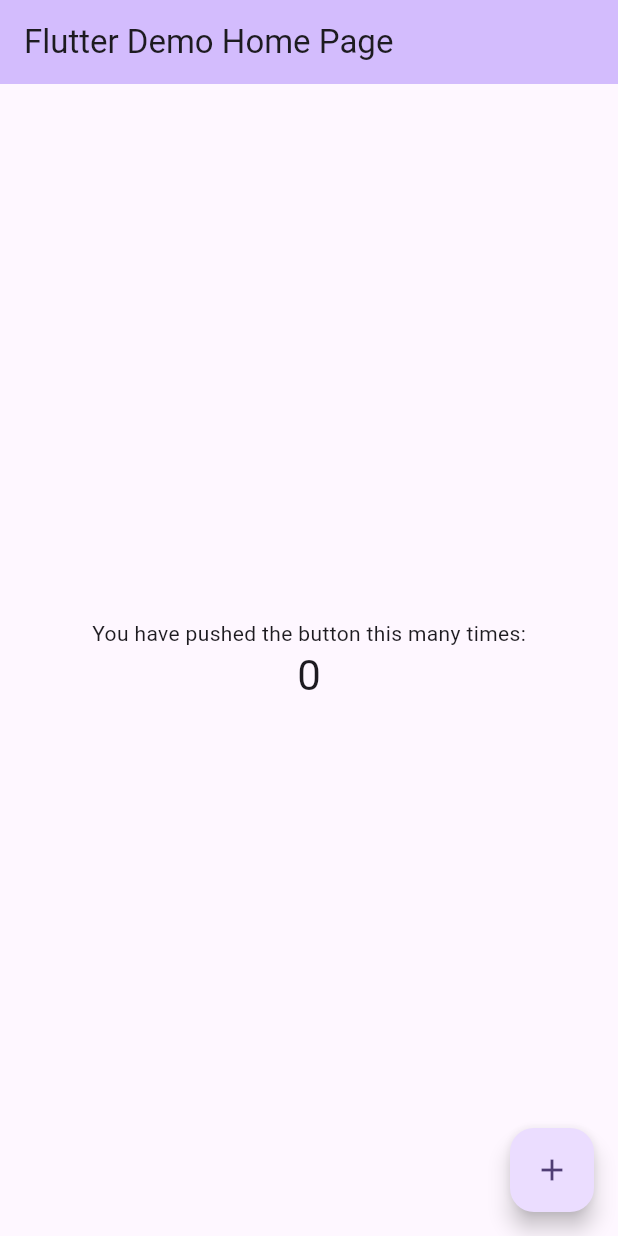
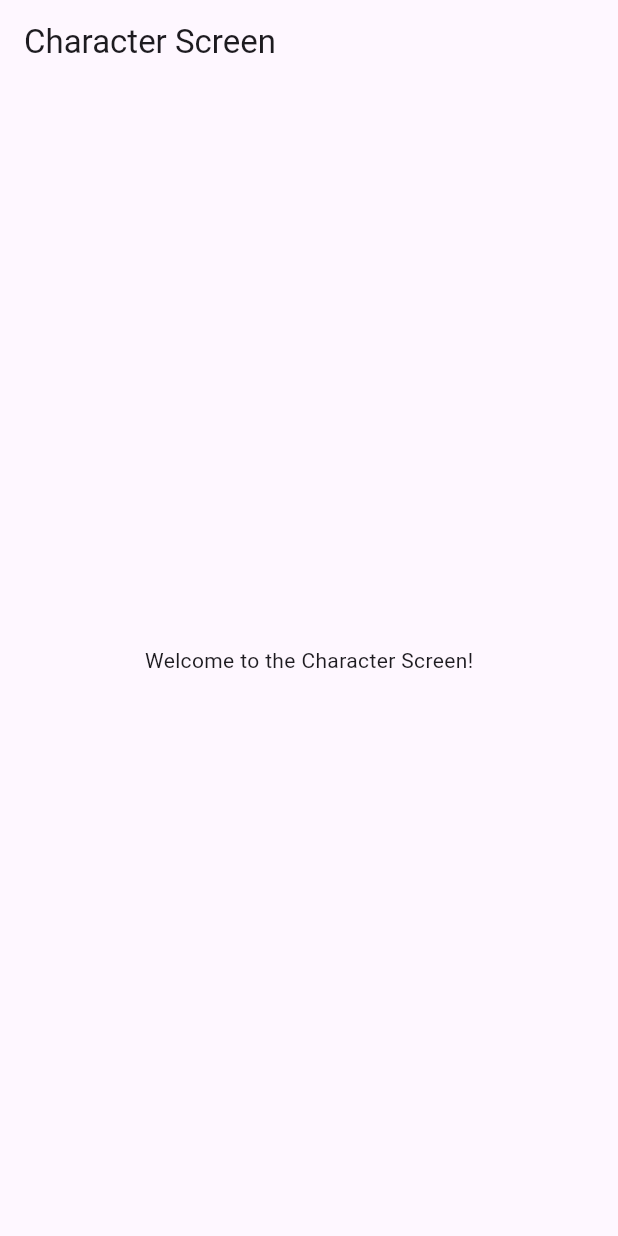
Before and after one commit to Ahlamgomaa/Filmcharacter, a Flutter app: the screen it shows after launch, on a phone screen of 412 x 824 dp. Run offline on Flutter 3.47's test engine with Material 3 defaults, Android fonts, the phone set to English and light mode, and no system bars; our stand-ins replace bloc, dio.

Commit message:
creates project and implements dio,repo and model

```diff
--- /dev/null
+++ b/lib/app_route.dart
@@ -0,0 +1,18 @@
+import 'package:filmcharacters/constants/strings.dart';
+import 'package:filmcharacters/presentation/screens/character_details_screen.dart';
+import 'package:filmcharacters/presentation/screens/character_screen.dart';
+import 'package:flutter/material.dart';
+
+class AppRoute {
+
+  Route? generateRoute(RouteSettings settings) {
+    switch (settings.name) {
+      case  characterScreen:
+        return MaterialPageRoute(builder: (_) => const CharacterScreen());
+      case characterDetails:
+        return MaterialPageRoute(builder: (_) => const CharacterDetails());
+
+
+    }
+  }
+}
--- /dev/null
+++ b/lib/business logic/cubit/characters_state.dart
@@ -0,0 +1,6 @@
+part of 'characters_cubit.dart';
+
+@immutable
+sealed class CharactersState {}
+
+final class CharactersInitial extends CharactersState {}
--- /dev/null
+++ b/lib/constants/strings.dart
@@ -0,0 +1,3 @@
+final  baseUrl='https://www.breakingbadapi.com/api/';
+const  characterScreen='/';
+const  characterDetails='/characterDetails';
--- /dev/null
+++ b/lib/data/models/character.dart
@@ -0,0 +1,26 @@
+class Character {
+  int charId;
+  String name;
+  String nickNmae;
+  String imageUrl;
+  List<dynamic> jobs;
+  String status;
+  List<dynamic> appearance;
+  String portrayed;
+  String category;
+  List<dynamic> betterCallSaulAppearance;
+  Character.fromJson(Map<String, dynamic> json)
+      : charId = json['char_id'],
+        name = json['name'],
+        nickNmae = json['nickname'],
+        imageUrl = json['img'],
+        jobs = json['occupation'],
+        status = json['status'],
+        appearance = json['appearance'],
+        portrayed = json['portrayed'],
+        category = json['category'],
+        betterCallSaulAppearance = json['better_call_saul_appearance'];
+
+
+
+}
--- a/lib/main.dart
+++ b/lib/main.dart
@@ -1,122 +1,22 @@
+
+import 'package:filmcharacters/app_route.dart';
 import 'package:flutter/material.dart';
 
-void main() {
-  runApp(const MyApp());
+void main (){
+  runApp(BreakingBadApp(appRoute:AppRoute()));
 }
 
-class MyApp extends StatelessWidget {
-  const MyApp({super.key});
-
-  // This widget is the root of your application.
-  @override
-  Widget build(BuildContext context) {
-    return MaterialApp(
-      title: 'Flutter Demo',
-      theme: ThemeData(
-        // This is the theme of your application.
-        //
-        // TRY THIS: Try running your application with "flutter run". You'll see
-        // the application has a purple toolbar. Then, without quitting the app,
-        // try changing the seedColor in the colorScheme below to Colors.green
-        // and then invoke "hot reload" (save your changes or press the "hot
-        // reload" button in a Flutter-supported IDE, or press "r" if you used
-        // the command line to start the app).
-        //
-        // Notice that the counter didn't reset back to zero; the application
-        // state is not lost during the reload. To reset the state, use hot
-        // restart instead.
-        //
-        // This works for code too, not just values: Most code changes can be
-        // tested with just a hot reload.
-        colorScheme: ColorScheme.fromSeed(seedColor: Colors.deepPurple),
-      ),
-      home: const MyHomePage(title: 'Flutter Demo Home Page'),
-    );
-  }
-}
-
-class MyHomePage extends StatefulWidget {
-  const MyHomePage({super.key, required this.title});
-
-  // This widget is the home page of your application. It is stateful, meaning
-  // that it has a State object (defined below) that contains fields that affect
-  // how it looks.
-
-  // This class is the configuration for the state. It holds the values (in this
-  // case the title) provided by the parent (in this case the App widget) and
-  // used by the build method of the State. Fields in a Widget subclass are
-  // always marked "final".
-
-  final String title;
-
-  @override
-  State<MyHomePage> createState() => _MyHomePageState();
-}
-
-class _MyHomePageState extends State<MyHomePage> {
-  int _counter = 0;
-
-  void _incrementCounter() {
-    setState(() {
-      // This call to setState tells the Flutter framework that something has
-      // changed in this State, which causes it to rerun the build method below
-      // so that the display can reflect the updated values. If we changed
-      // _counter without calling setState(), then the build method would not be
-      // called again, and so nothing would appear to happen.
-      _counter++;
-    });
-  }
+class BreakingBadApp extends StatelessWidget{
+    final AppRoute appRoute ;
+  const BreakingBadApp({super.key, required this.appRoute});
 
   @override
   Widget build(BuildContext context) {
-    // This method is rerun every time setState is called, for instance as done
-    // by the _incrementCounter method above.
-    //
-    // The Flutter framework has been optimized to make rerunning build methods
-    // fast, so that you can just rebuild anything that needs updating rather
-    // than having to individually change instances of widgets.
-    return Scaffold(
-      appBar: AppBar(
-        // TRY THIS: Try changing the color here to a specific color (to
-        // Colors.amber, perhaps?) and trigger a hot reload to see the AppBar
-        // change color while the other colors stay the same.
-        backgroundColor: Theme.of(context).colorScheme.inversePrimary,
-        // Here we take the value from the MyHomePage object that was created by
-        // the App.build method, and use it to set our appbar title.
-        title: Text(widget.title),
-      ),
-      body: Center(
-        // Center is a layout widget. It takes a single child and positions it
-        // in the middle of the parent.
-        child: Column(
-          // Column is also a layout widget. It takes a list of children and
-          // arranges them vertically. By default, it sizes itself to fit its
-          // children horizontally, and tries to be as tall as its parent.
-          //
-          // Column has various properties to control how it sizes itself and
-          // how it positions its children. Here we use mainAxisAlignment to
-          // center the children vertically; the main axis here is the vertical
-          // axis because Columns are vertical (the cross axis would be
-          // horizontal).
-          //
-          // TRY THIS: Invoke "debug painting" (choose the "Toggle Debug Paint"
-          // action in the IDE, or press "p" in the console), to see the
-          // wireframe for each widget.
-          mainAxisAlignment: MainAxisAlignment.center,
-          children: <Widget>[
-            const Text('You have pushed the button this many times:'),
-            Text(
-              '$_counter',
-              style: Theme.of(context).textTheme.headlineMedium,
-            ),
-          ],
-        ),
-      ),
-      floatingActionButton: FloatingActionButton(
-        onPressed: _incrementCounter,
-        tooltip: 'Increment',
-        child: const Icon(Icons.add),
-      ), // This trailing comma makes auto-formatting nicer for build methods.
+
+    return MaterialApp(
+      debugShowCheckedModeBanner: false ,
+      onGenerateRoute: appRoute.generateRoute,
     );
+
   }
 }
--- /dev/null
+++ b/lib/presentation/screens/character_details_screen.dart
@@ -0,0 +1,17 @@
+import 'package:flutter/material.dart';
+
+class CharacterDetails extends StatelessWidget{
+  const CharacterDetails({super.key});
+
+  @override
+  Widget build(BuildContext context) {
+    return Scaffold(
+      appBar: AppBar(
+        title: Text('Character Details'),
+      ),
+      body: Center(
+        child: Text('Character Details Screen'),
+      ),
+    );
+  }
+}
--- /dev/null
+++ b/lib/presentation/screens/character_screen.dart
@@ -0,0 +1,22 @@
+import 'package:flutter/material.dart';
+
+class CharacterScreen extends StatefulWidget {
+  const CharacterScreen({super.key});
+
+  @override
+  State<CharacterScreen> createState() => _HomeScreenState();
+}
+
+class _HomeScreenState extends State<CharacterScreen> {
+  @override
+  Widget build(BuildContext context) {
+    return Scaffold(
+      appBar: AppBar(
+        title: Text('Character Screen'),
+      ),
+      body: Center(
+        child: Text('Welcome to the Character Screen!'),
+      ),
+    );
+  }
+}
```
Also changed, not shown: lib/business logic/cubit/characters_cubit.dart (added, +8 -0 lines), lib/constants/app_color.dart (added, +10 -0 lines), lib/data/api/character_api.dart (added, +29 -0 lines), lib/data/repos/character_repo.dart (added, +17 -0 lines), pubspec.yaml (+7 -18 lines), pubspec.lock, 4 other files.
